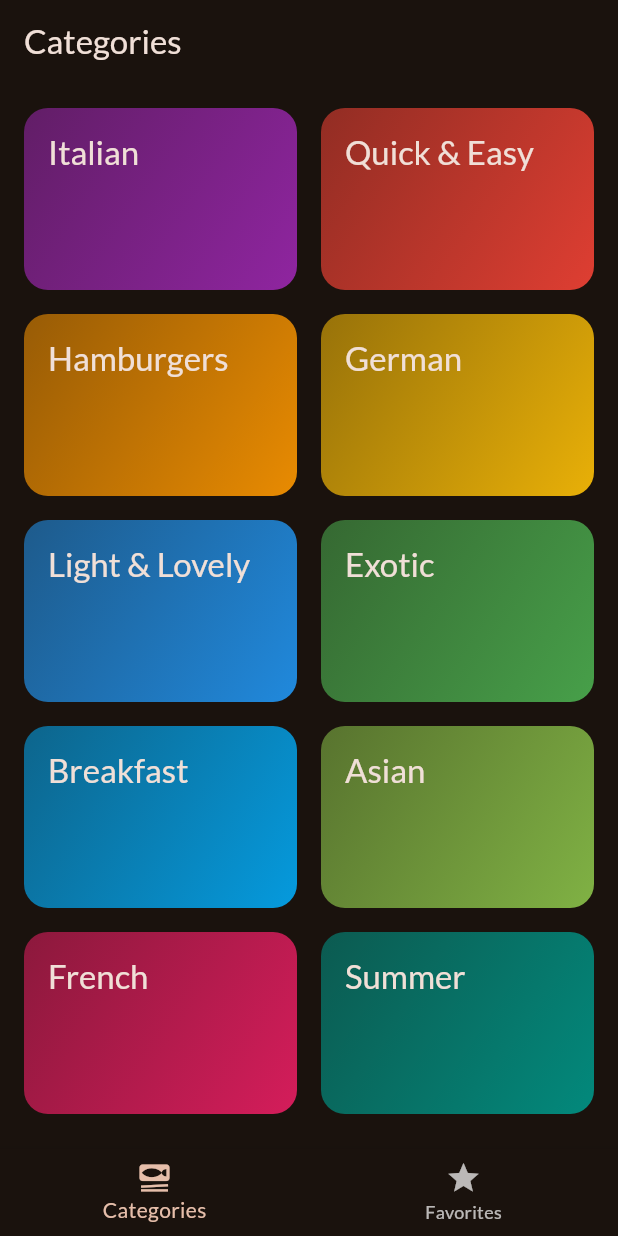
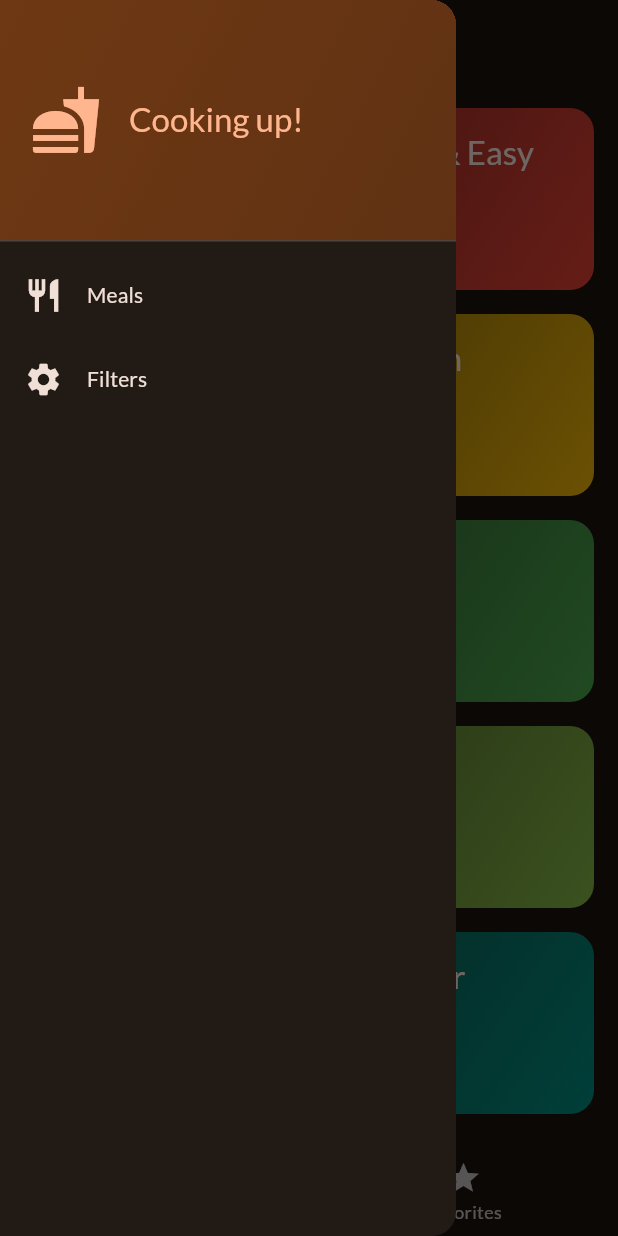
Before and after one commit to luisescx/meals_app_flutter, a Flutter app: the screen it shows after launch, with the side drawer open (before the commit the screen has no drawer), on a phone screen of 412 x 824 dp. Run offline on Flutter 3.47's test engine with Material 2 defaults, Android fonts, the phone set to English and light mode, and no system bars; our stand-ins replace google_fonts, transparent_image.

Commit message:
chore: add favorite feature

```diff
--- a/lib/screens/categories.dart
+++ b/lib/screens/categories.dart
@@ -2,11 +2,17 @@ import 'package:flutter/material.dart';
 import 'package:meals_app_flutter/data/dummy_categories_data.dart';
 import 'package:meals_app_flutter/data/dummy_meals_data.dart';
 import 'package:meals_app_flutter/models/category.dart';
+import 'package:meals_app_flutter/models/meals.dart';
 import 'package:meals_app_flutter/screens/meals.dart';
 import 'package:meals_app_flutter/widgets/categories/category_grid_item.dart';
 
 class CategoriesScreen extends StatelessWidget {
-  const CategoriesScreen({super.key});
+  final void Function(Meal meal) onToggleFavorites;
+
+  const CategoriesScreen({
+    super.key,
+    required this.onToggleFavorites,
+  });
 
   void _selectCategory(BuildContext context, Category category) {
     final selectedMeals = dummyMeals
@@ -19,6 +25,7 @@ class CategoriesScreen extends StatelessWidget {
         builder: (ctx) => MealsScreen(
           title: category.title,
           meals: selectedMeals,
+          onToggleFavorites: onToggleFavorites,
         ),
       ),
     );
--- a/lib/screens/meals.dart
+++ b/lib/screens/meals.dart
@@ -6,11 +6,13 @@ import 'package:meals_app_flutter/widgets/meals/meals_list.dart';
 class MealsScreen extends StatelessWidget {
   final String? title;
   final List<Meal> meals;
+  final void Function(Meal meal) onToggleFavorites;
 
   const MealsScreen({
     super.key,
     this.title,
     required this.meals,
+    required this.onToggleFavorites,
   });
 
   @override
@@ -20,6 +22,7 @@ class MealsScreen extends StatelessWidget {
     if (meals.isNotEmpty) {
       mainContent = MealsList(
         meals: meals,
+        onToggleFavorites: onToggleFavorites,
       );
     }
 
--- a/lib/screens/tabs.dart
+++ b/lib/screens/tabs.dart
@@ -1,6 +1,8 @@
 import 'package:flutter/material.dart';
+import 'package:meals_app_flutter/models/meals.dart';
 import 'package:meals_app_flutter/screens/categories.dart';
 import 'package:meals_app_flutter/screens/meals.dart';
+import 'package:meals_app_flutter/widgets/main_drawer.dart';
 
 class TabsScreen extends StatefulWidget {
   const TabsScreen({super.key});
@@ -13,6 +15,33 @@ class TabsScreen extends StatefulWidget {
 
 class _TabsScreenState extends State<TabsScreen> {
   int _selectedPageIndex = 0;
+  final List<Meal> _favoriteMeals = [];
+
+  void _showInfoMessage(String message) {
+    ScaffoldMessenger.of(context).clearSnackBars();
+    ScaffoldMessenger.of(context).showSnackBar(
+      SnackBar(
+        content: Text(message),
+      ),
+    );
+  }
+
+  void _toggleMealFavoriteStatus(Meal meal) {
+    final isExisting = _favoriteMeals.contains(meal);
+
+    if (isExisting) {
+      setState(() {
+        _favoriteMeals.remove(meal);
+      });
+      _showInfoMessage('Meal is no longer a favorite');
+      return;
+    }
+
+    setState(() {
+      _favoriteMeals.add(meal);
+    });
+    _showInfoMessage('Marked as a favorite');
+  }
 
   void _selectPage(int index) {
     setState(() {
@@ -22,11 +51,17 @@ class _TabsScreenState extends State<TabsScreen> {
 
   @override
   Widget build(BuildContext context) {
-    Widget activePage = const CategoriesScreen();
+    Widget activePage = CategoriesScreen(
+      onToggleFavorites: _toggleMealFavoriteStatus,
+    );
+
     var activePageTitle = 'Categories';
 
     if (_selectedPageIndex == 1) {
-      activePage = const MealsScreen(meals: []);
+      activePage = MealsScreen(
+        meals: _favoriteMeals,
+        onToggleFavorites: _toggleMealFavoriteStatus,
+      );
       activePageTitle = 'Favorites';
     }
 
@@ -35,6 +70,7 @@ class _TabsScreenState extends State<TabsScreen> {
         title: Text(activePageTitle),
       ),
       body: activePage,
+      drawer: const MainDrawer(),
       bottomNavigationBar: BottomNavigationBar(
         onTap: _selectPage,
         currentIndex: _selectedPageIndex,
--- /dev/null
+++ b/lib/widgets/main_drawer.dart
@@ -0,0 +1,75 @@
+import 'package:flutter/material.dart';
+
+class MainDrawer extends StatelessWidget {
+  const MainDrawer({super.key});
+
+  @override
+  Widget build(BuildContext context) {
+    return Drawer(
+      child: Column(
+        children: [
+          DrawerHeader(
+            padding: EdgeInsets.all(20),
+            decoration: BoxDecoration(
+              gradient: LinearGradient(
+                colors: [
+                  Theme.of(context).colorScheme.primaryContainer,
+                  Theme.of(context)
+                      .colorScheme
+                      .primaryContainer
+                      .withOpacity(0.8),
+                ],
+                begin: Alignment.topLeft,
+                end: Alignment.bottomRight,
+              ),
+            ),
+            child: Row(
+              children: [
+                Icon(
+                  Icons.fastfood,
+                  size: 48,
+                  color: Theme.of(context).colorScheme.primary,
+                ),
+                const SizedBox(width: 18),
+                Text(
+                  'Cooking up!',
+                  style: Theme.of(context).textTheme.titleLarge!.copyWith(
+                        color: Theme.of(context).colorScheme.primary,
+                      ),
+                ),
+              ],
+            ),
+          ),
+          ListTile(
+            leading: Icon(
+              Icons.restaurant,
+              size: 26,
+              color: Theme.of(context).colorScheme.onBackground,
+            ),
+            title: Text(
+              'Meals',
+              style: Theme.of(context).textTheme.titleSmall!.copyWith(
+                    color: Theme.of(context).colorScheme.onBackground,
+                  ),
+            ),
+            onTap: () {},
+          ),
+          ListTile(
+            leading: Icon(
+              Icons.settings,
+              size: 26,
+              color: Theme.of(context).colorScheme.onBackground,
+            ),
+            title: Text(
+              'Filters',
+              style: Theme.of(context).textTheme.titleSmall!.copyWith(
+                    color: Theme.of(context).colorScheme.onBackground,
+                  ),
+            ),
+            onTap: () {},
+          ),
+        ],
+      ),
+    );
+  }
+}
```
Also changed, not shown: lib/screens/meal_details.dart (+15 -1 lines), lib/widgets/meals/meals_list.dart (+10 -2 lines).
